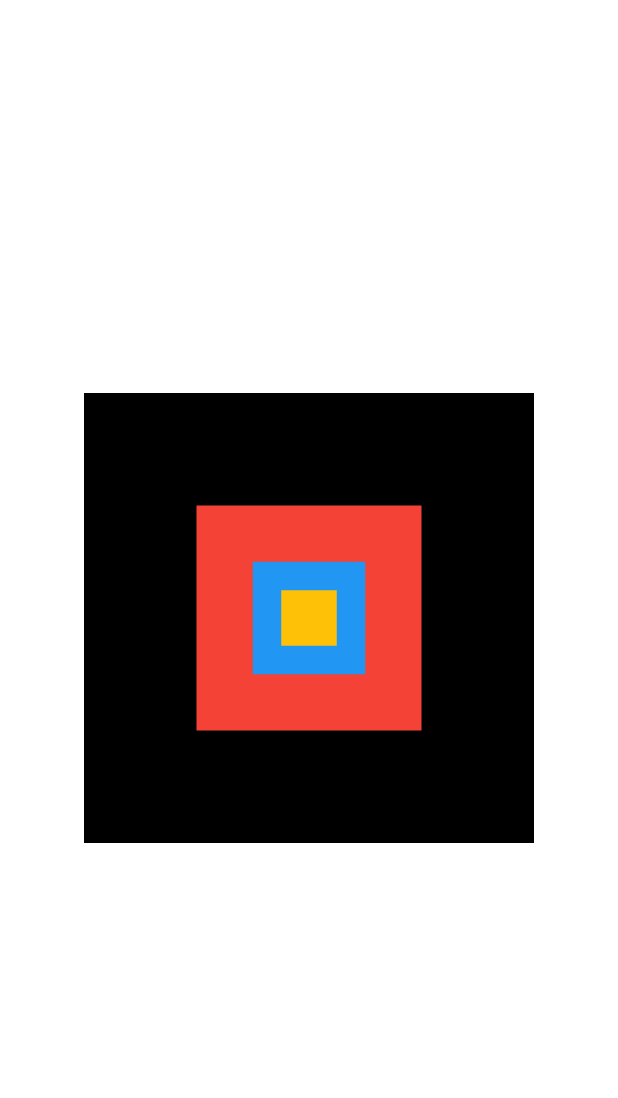
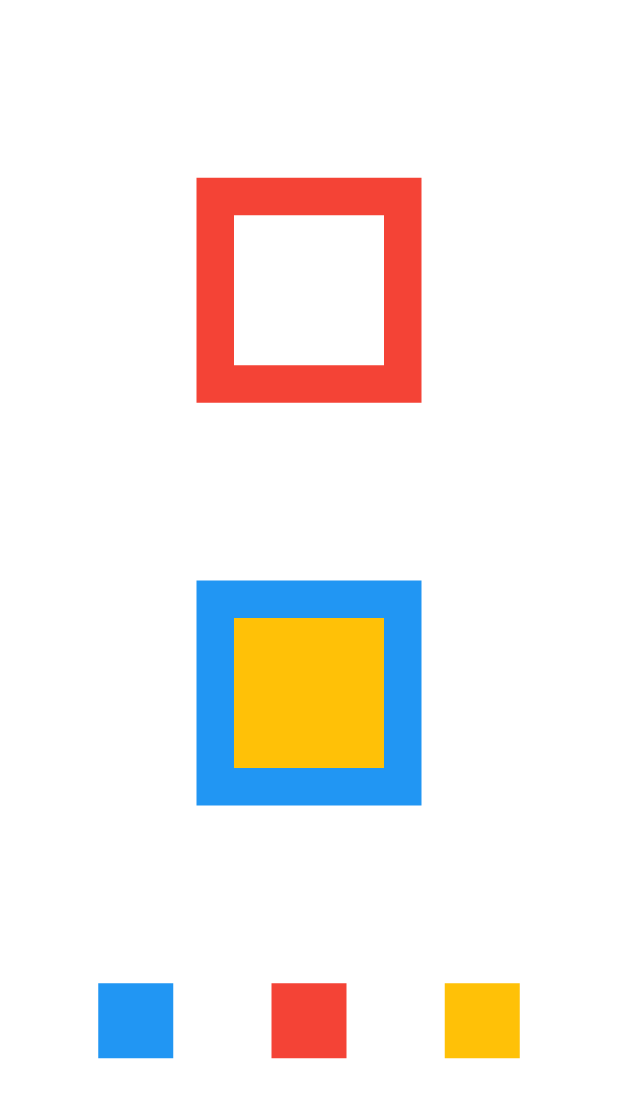
Before and after one commit to linusmanuel/learn-flutter, a Flutter app: the screen it shows after launch, on a phone screen of 412 x 824 dp. Shown: the top 1098 px of the screen. Run offline on Flutter 3.47's test engine with Material 3 defaults, Android fonts, the phone set to English and light mode, and no system bars.

Commit message:
02: Utilizando column and Row

```diff
--- a/lib/main.dart
+++ b/lib/main.dart
@@ -2,6 +2,26 @@ import 'package:flutter/material.dart';
 
 void main() {
   runApp(const MyApp());
+}
+
+Stack _buildStack({
+  Color colorFist = Colors.blue,
+  Color colorSecond = Colors.amber}) {
+  return  Stack(
+    alignment: AlignmentDirectional.center,
+    children: [
+      Container(
+        width: 150,
+        height: 150,
+        color: colorFist,
+      ),
+      Container(
+        width: 100,
+        height: 100,
+        color: colorSecond,
+      ),
+    ],
+  );
 }
 
 class MyApp extends StatelessWidget {
@@ -15,31 +35,20 @@ class MyApp extends StatelessWidget {
         colorScheme: ColorScheme.fromSeed(seedColor: Colors.deepPurple),
         useMaterial3: true,
       ),
-      home: Stack(
-        alignment: AlignmentDirectional.center,
+      home: Column(
+        mainAxisAlignment: MainAxisAlignment.spaceEvenly,
+        crossAxisAlignment: CrossAxisAlignment.center,
         children: [
-          Container(
-            color: Colors.white,
-          ),
-          Container(
-            color: Colors.black,
-            width: 300,
-            height: 300,
-          ),
-          Container(
-            width: 150,
-            height: 150,
-            color: Colors.red,
-          ),
-          Container(
-            color: Colors.blue,
-            width: 75,
-            height: 75,
-          ),
-          Container(
-            width: 37,
-            height: 37,
-            color: Colors.amber,
+          _buildStack(colorFist: Colors.red, colorSecond: Colors.white),
+          _buildStack(),
+          Row(
+            mainAxisAlignment: MainAxisAlignment.spaceEvenly,
+            crossAxisAlignment: CrossAxisAlignment.center,
+            children: [
+              Container(color: Colors.blue, width: 50, height: 50,),
+              Container(color: Colors.red, width: 50, height: 50,),
+              Container(color: Colors.amber, width: 50, height: 50)
+            ],
           )
         ],
       ),
```
